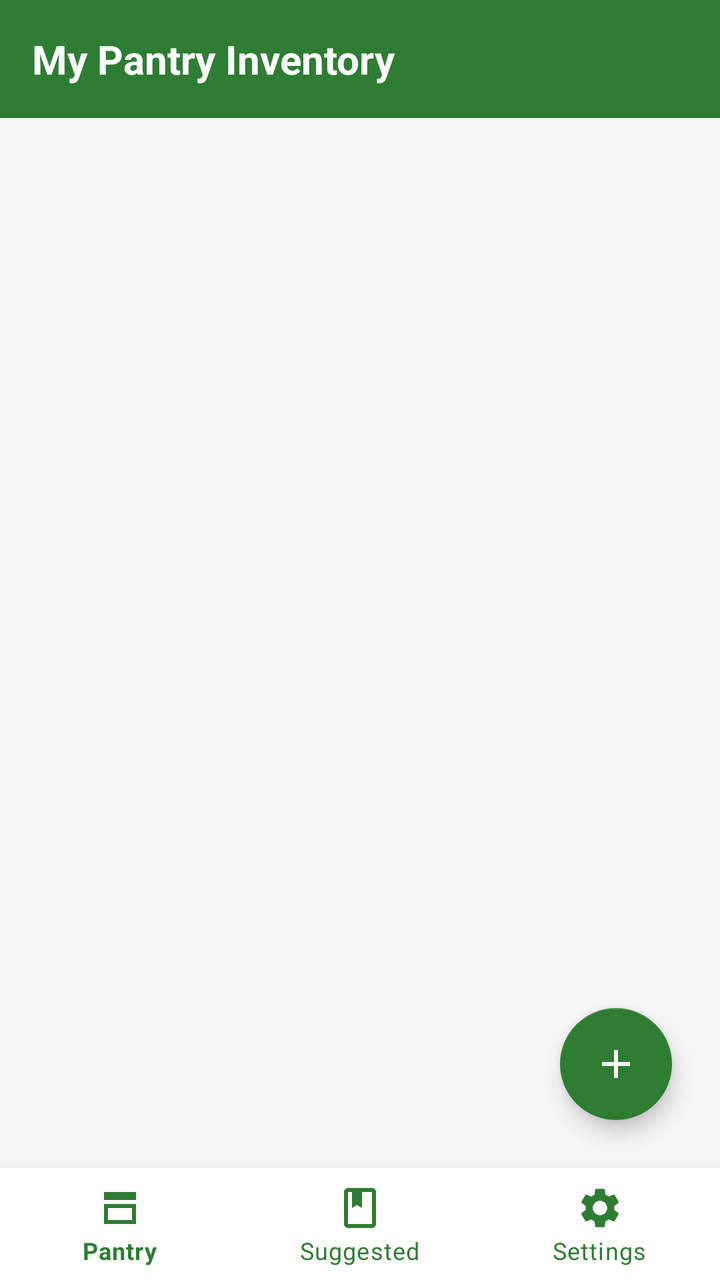
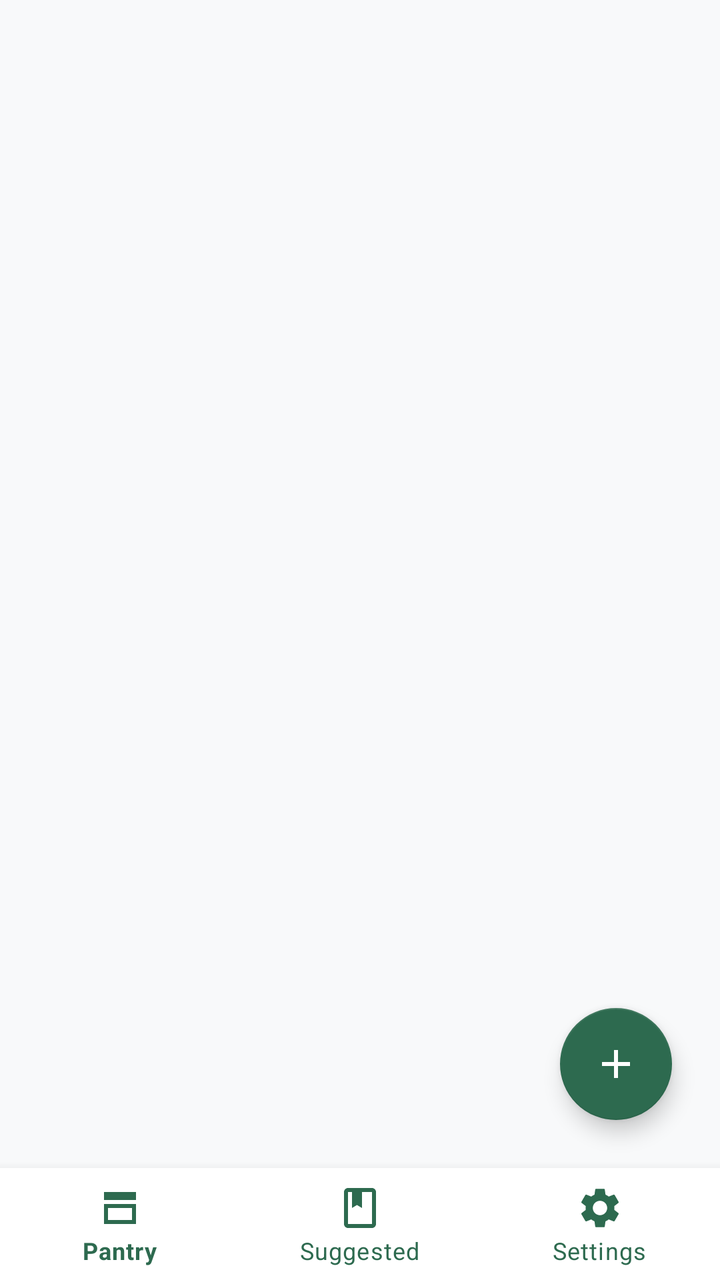

An Android layout rendered at two revisions. The XML below is the earlier revision; the diff shows what the commit changed to produce the second picture.
<!-- AndroidManifest.xml: application theme Theme.SmartPantryManager -->
<!-- res/layout/activity_main.xml -->
<?xml version="1.0" encoding="utf-8"?>
<androidx.constraintlayout.widget.ConstraintLayout xmlns:android="http://schemas.android.com/apk/res/android"
    xmlns:app="http://schemas.android.com/apk/res-auto"
    android:layout_width="match_parent"
    android:layout_height="match_parent"
    android:background="@color/background">

    <TextView
        android:id="@+id/tvHeader"
        android:layout_width="match_parent"
        android:layout_height="wrap_content"
        android:background="@color/primary"
        android:padding="16dp"
        android:text="My Pantry Inventory"
        android:textColor="@android:color/white"
        android:textSize="20sp"
        android:textStyle="bold"
        app:layout_constraintTop_toTopOf="parent" />

    <androidx.recyclerview.widget.RecyclerView
        android:id="@+id/recyclerViewPantry"
        android:layout_width="0dp"
        android:layout_height="0dp"
        android:padding="8dp"
        android:clipToPadding="false"
        app:layout_constraintTop_toBottomOf="@id/tvHeader"
        app:layout_constraintBottom_toTopOf="@id/bottomNavigation"
        app:layout_constraintStart_toStartOf="parent"
        app:layout_constraintEnd_toEndOf="parent" />

    <TextView
        android:id="@+id/tvEmptyPantry"
        android:layout_width="0dp"
        android:layout_height="wrap_content"
        android:layout_margin="32dp"
        android:gravity="center"
        android:text="Your pantry is currently empty!\n\nTap the + button below to log your leftover food ingredients."
        android:textColor="@color/text_secondary"
        android:textSize="16sp"
        android:visibility="gone"
        app:layout_constraintTop_toBottomOf="@id/tvHeader"
        app:layout_constraintBottom_toTopOf="@id/bottomNavigation"
        app:layout_constraintStart_toStartOf="parent"
        app:layout_constraintEnd_toEndOf="parent" />

    <com.google.android.material.floatingactionbutton.FloatingActionButton
        android:id="@+id/fabAddIngredient"
        android:layout_width="wrap_content"
        android:layout_height="wrap_content"
        android:layout_margin="24dp"
        android:contentDescription="Add Ingredient"
        android:src="@drawable/ic_add"
        app:backgroundTint="@color/primary"
        app:tint="@android:color/white"
        app:layout_constraintBottom_toTopOf="@id/bottomNavigation"
        app:layout_constraintEnd_toEndOf="parent" />

    <com.google.android.material.bottomnavigation.BottomNavigationView
        android:id="@+id/bottomNavigation"
        android:layout_width="match_parent"
        android:layout_height="wrap_content"
        android:background="@color/surface"
        app:itemIconTint="@color/primary"
        app:itemTextColor="@color/primary"
        app:menu="@menu/bottom_nav_menu"
        app:layout_constraintBottom_toBottomOf="parent" />

</androidx.constraintlayout.widget.ConstraintLayout>
<!-- resources referenced by this layout -->
<resources>
  <color name="background">#F5F5F5</color>
  <color name="primary">#2E7D32</color>
  <color name="surface">#FFFFFF</color>
  <color name="text_secondary">#757575</color>
  <!-- drawable ic_add (drawable) -->
  <vector xmlns:android="http://schemas.android.com/apk/res/android"
      android:width="24dp"
      android:height="24dp"
      android:viewportWidth="24"
      android:viewportHeight="24">
    <path
        android:fillColor="#FFFFFFFF"
        android:pathData="M19,13h-6v6h-2v-6H5v-2h6V5h2v6h6v2z"/>
  </vector>
  <style name="Theme.SmartPantryManager" parent="Theme.MaterialComponents.DayNight.DarkActionBar">
          <item name="colorPrimary">@color/primary</item>
          <item name="colorPrimaryVariant">@color/primary_dark</item>
          <item name="colorOnPrimary">@android:color/white</item>
          <item name="colorSecondary">@color/accent</item>
          <item name="colorOnSecondary">@android:color/white</item>
          <item name="android:statusBarColor">?attr/colorPrimaryVariant</item>
      </style>
  <color name="primary_dark">#1B5E20</color>
  <color name="accent">#4CAF50</color>
</resources>

<!-- the commit's change to res/layout/activity_main.xml (unified diff, before → after) -->
@@ -5,43 +5,47 @@
     android:layout_height="match_parent"
     android:background="@color/background">
 
-    <TextView
-        android:id="@+id/tvHeader"
-        android:layout_width="match_parent"
-        android:layout_height="wrap_content"
-        android:background="@color/primary"
-        android:padding="16dp"
-        android:text="My Pantry Inventory"
-        android:textColor="@android:color/white"
-        android:textSize="20sp"
-        android:textStyle="bold"
-        app:layout_constraintTop_toTopOf="parent" />
-
     <androidx.recyclerview.widget.RecyclerView
         android:id="@+id/recyclerViewPantry"
         android:layout_width="0dp"
         android:layout_height="0dp"
         android:padding="8dp"
         android:clipToPadding="false"
-        app:layout_constraintTop_toBottomOf="@id/tvHeader"
+        app:layout_constraintTop_toTopOf="parent"
         app:layout_constraintBottom_toTopOf="@id/bottomNavigation"
         app:layout_constraintStart_toStartOf="parent"
         app:layout_constraintEnd_toEndOf="parent" />
 
-    <TextView
+    <LinearLayout
         android:id="@+id/tvEmptyPantry"
         android:layout_width="0dp"
         android:layout_height="wrap_content"
-        android:layout_margin="32dp"
+        android:orientation="vertical"
         android:gravity="center"
-        android:text="Your pantry is currently empty!\n\nTap the + button below to log your leftover food ingredients."
-        android:textColor="@color/text_secondary"
-        android:textSize="16sp"
+        android:padding="32dp"
         android:visibility="gone"
-        app:layout_constraintTop_toBottomOf="@id/tvHeader"
+        app:layout_constraintTop_toTopOf="parent"
         app:layout_constraintBottom_toTopOf="@id/bottomNavigation"
         app:layout_constraintStart_toStartOf="parent"
-        app:layout_constraintEnd_toEndOf="parent" />
+        app:layout_constraintEnd_toEndOf="parent">
+
+        <TextView
+            android:layout_width="wrap_content"
+            android:layout_height="wrap_content"
+            android:text="Your Pantry is Empty"
+            android:textColor="@color/text_primary"
+            android:textSize="18sp"
+            android:textStyle="bold"
+            android:layout_marginBottom="8dp" />
+
+        <TextView
+            android:layout_width="wrap_content"
+            android:layout_height="wrap_content"
+            android:gravity="center"
+            android:text="Tap the + button below to log your leftover food ingredients."
+            android:textColor="@color/text_secondary"
+            android:textSize="14sp" />
+    </LinearLayout>
 
     <com.google.android.material.floatingactionbutton.FloatingActionButton
         android:id="@+id/fabAddIngredient"
@@ -60,6 +64,7 @@
         android:layout_width="match_parent"
         android:layout_height="wrap_content"
         android:background="@color/surface"
+        app:elevation="8dp"
         app:itemIconTint="@color/primary"
         app:itemTextColor="@color/primary"
         app:menu="@menu/bottom_nav_menu"
<!-- resource entries referenced after the edit -->
@@ -1,9 +1,10 @@
 <!-- resources referenced by this layout -->
 <resources>
-  <color name="background">#F5F5F5</color>
-  <color name="primary">#2E7D32</color>
+  <color name="background">#F8F9FA</color>
+  <color name="primary">#2D6A4F</color>
   <color name="surface">#FFFFFF</color>
-  <color name="text_secondary">#757575</color>
+  <color name="text_primary">#2D3748</color>
+  <color name="text_secondary">#718096</color>
   <!-- drawable ic_add (drawable) -->
   <vector xmlns:android="http://schemas.android.com/apk/res/android"
       android:width="24dp"
@@ -20,9 +21,9 @@
           <item name="colorOnPrimary">@android:color/white</item>
           <item name="colorSecondary">@color/accent</item>
           <item name="colorOnSecondary">@android:color/white</item>
-          <item name="android:statusBarColor">?attr/colorPrimaryVariant</item>
+          <item name="android:statusBarColor">@color/primary_dark</item>
       </style>
-  <color name="primary_dark">#1B5E20</color>
-  <color name="accent">#4CAF50</color>
+  <color name="primary_dark">#1B4332</color>
+  <color name="accent">#40916C</color>
 </resources>
 
